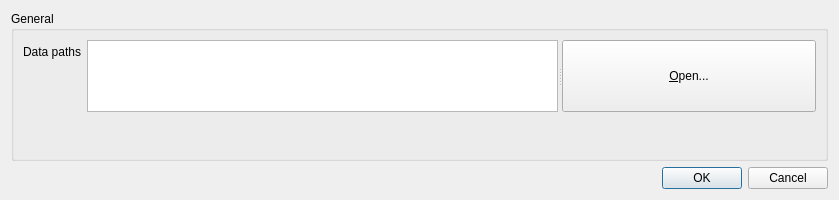
Before: the Qt Designer form mypyui/resources/settingsui.ui in ZeeD/movs-viewer, drawn with Qt 5.
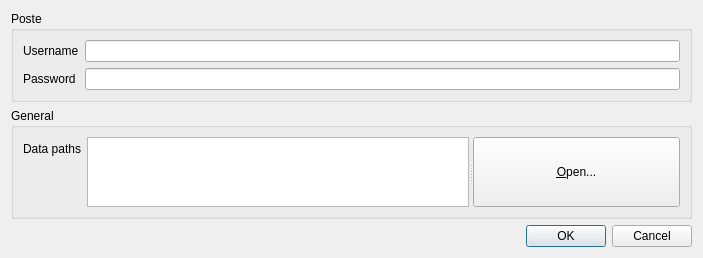
After: the same form once the commit is applied.

Diff of the .ui file:
```diff
--- a/mypyui/resources/settingsui.ui
+++ b/mypyui/resources/settingsui.ui
@@ -6,15 +6,25 @@
    <rect>
     <x>0</x>
     <y>0</y>
-    <width>839</width>
-    <height>200</height>
+    <width>703</width>
+    <height>247</height>
    </rect>
   </property>
   <property name="windowTitle">
    <string>Dialog</string>
   </property>
   <layout class="QGridLayout" name="gridLayout">
-   <item row="0" column="0">
+   <item row="2" column="0">
+    <widget class="QDialogButtonBox" name="buttonBox">
+     <property name="orientation">
+      <enum>Qt::Horizontal</enum>
+     </property>
+     <property name="standardButtons">
+      <set>QDialogButtonBox::Cancel|QDialogButtonBox::Ok</set>
+     </property>
+    </widget>
+   </item>
+   <item row="1" column="0">
     <widget class="QGroupBox" name="groupBox_2">
      <property name="title">
       <string>General</string>
@@ -50,14 +60,33 @@
      </layout>
     </widget>
    </item>
-   <item row="1" column="0">
-    <widget class="QDialogButtonBox" name="buttonBox">
-     <property name="orientation">
-      <enum>Qt::Horizontal</enum>
+   <item row="0" column="0">
+    <widget class="QGroupBox" name="groupBox">
+     <property name="title">
+      <string>Poste</string>
      </property>
-     <property name="standardButtons">
-      <set>QDialogButtonBox::Cancel|QDialogButtonBox::Ok</set>
-     </property>
+     <layout class="QFormLayout" name="formLayout_2">
+      <item row="0" column="0">
+       <widget class="QLabel" name="label">
+        <property name="text">
+         <string>Username</string>
+        </property>
+       </widget>
+      </item>
+      <item row="0" column="1">
+       <widget class="QLineEdit" name="usernameLineEdit"/>
+      </item>
+      <item row="1" column="0">
+       <widget class="QLabel" name="label_2">
+        <property name="text">
+         <string>Password</string>
+        </property>
+       </widget>
+      </item>
+      <item row="1" column="1">
+       <widget class="QLineEdit" name="passwordLineEdit"/>
+      </item>
+     </layout>
     </widget>
    </item>
   </layout>
```
